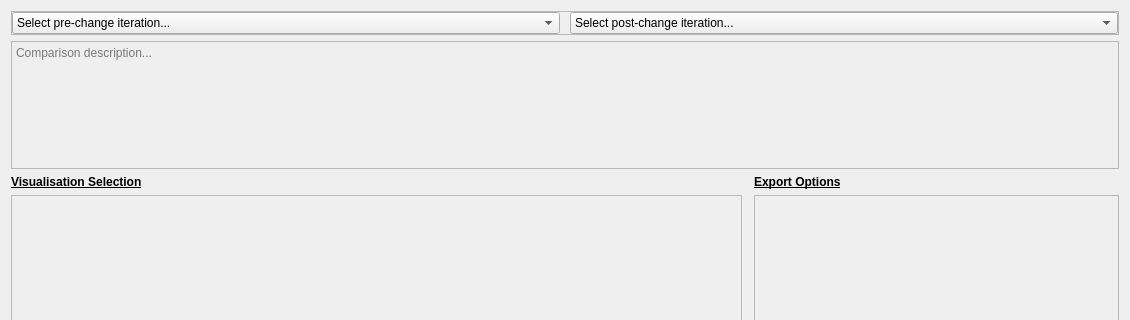
Old version of the form ui/compare.ui in the repository ONS-RossGD/OptiCORD2; both pictures show x 0 to 1130 and y 0 to 320 of the 1130 by 750 pixel window.
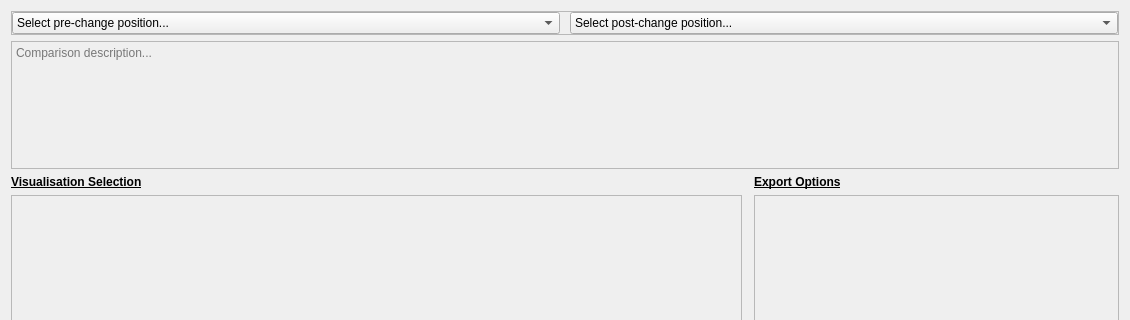
New version of the form.

Commit message: Changed from term "iteration" to "position"

```diff
--- a/ui/compare.ui
+++ b/ui/compare.ui
@@ -127,7 +127,7 @@
         </property>
         <item>
          <property name="text">
-          <string>Select pre-change iteration...</string>
+          <string>Select pre-change position...</string>
          </property>
         </item>
        </widget>
@@ -142,7 +142,7 @@
         </property>
         <item>
          <property name="text">
-          <string>Select post-change iteration...</string>
+          <string>Select post-change position...</string>
          </property>
         </item>
        </widget>
```
The commit also changes 12 other files.
